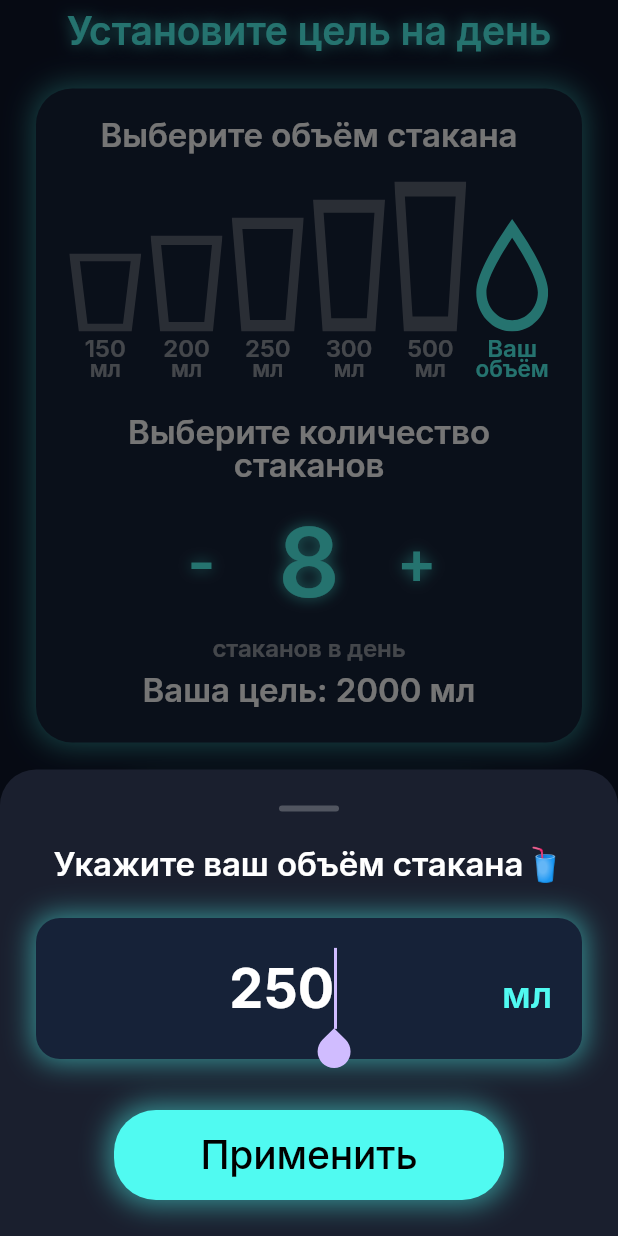
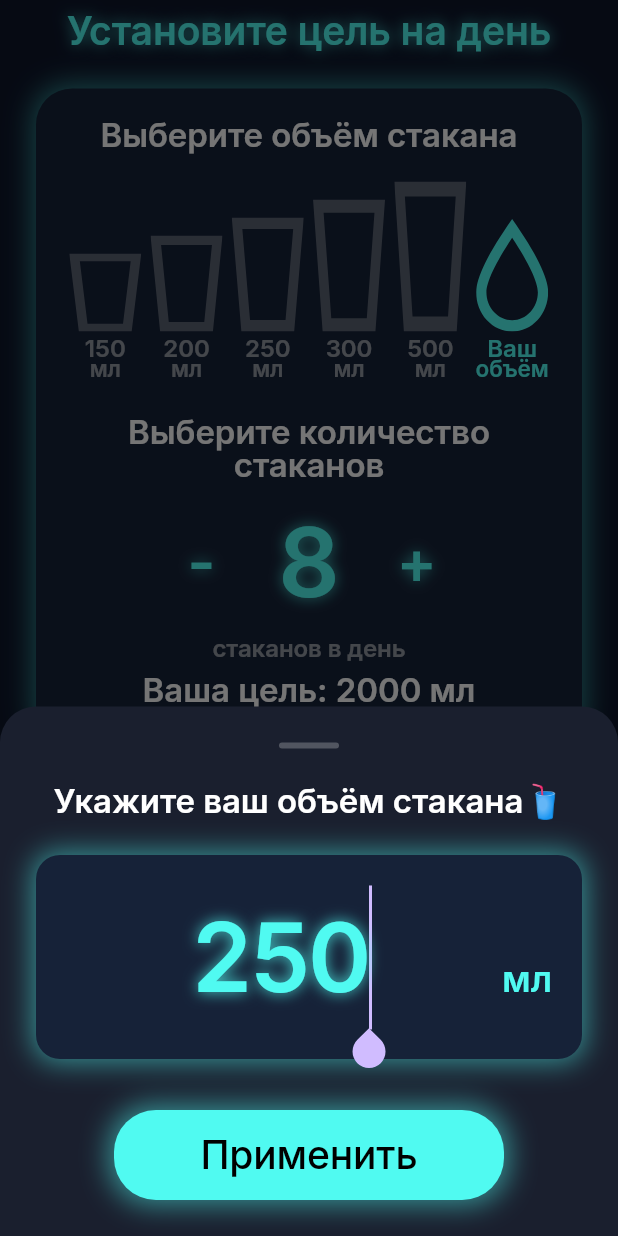
Before and after one commit to kosacheva62-cell/water_tracker_1, a Flutter app: the SettingsPage widget shown alone on an empty page, opened directly, after a tap on "Ваш", on a phone screen of 412 x 824 dp. Run offline on Flutter 3.47's test engine with Material 3 defaults, Android fonts, the light colour scheme and no system bars; our stand-ins replace flutter_svg, shared_preferences, vibration; accounts and stored records are empty.

Commit message:
на экране "Настройки"  во всплывающем окне ввода "Ваш объём" цифры ввода объёма имеют такой же цвет же и такой же шрифт, как и цифры  выбора количества стаканов на экране "Настройки"

```diff
--- a/lib/pages/settings_page.dart
+++ b/lib/pages/settings_page.dart
@@ -63,7 +63,8 @@
     }
   }
 
-  void _showCustomVolumeSheet(BuildContext context, double buttonWidth, double spaceAboveSaveButton, double goalFontSize) {
+  // ✅ ДОБАВЛЕН ПАРАМЕТР numberFontSize
+  void _showCustomVolumeSheet(BuildContext context, double buttonWidth, double spaceAboveSaveButton, double goalFontSize, double numberFontSize) {
     final controller = TextEditingController(text: _cupVolume.toString());
     int tempVolume = _cupVolume;
 
@@ -100,7 +101,6 @@
               ),
             ),
             const SizedBox(height: 16),
-            // ✅ ИЗМЕНЕНО: новый текст заголовка
             Text('Укажите ваш объём стакана🥤',
               style: TextStyles.goal(fontSize: goalFontSize).copyWith(
                 color: Colors.white,
@@ -126,7 +126,8 @@
                 autofocus: true,
                 keyboardType: TextInputType.number,
                 textAlign: TextAlign.center,
-                style: const TextStyle(fontSize: 36, color: Colors.white, fontWeight: FontWeight.bold),
+                // ✅ ИЗМЕНЕНО: теперь используется тот же стиль, что и у цифр выбора стаканов
+                style: TextStyles.number(fontSize: numberFontSize),
                 decoration: InputDecoration(
                   hintText: 'мл',
                   hintStyle: TextStyle(color: Colors.white.withValues(alpha: 0.38), fontSize: 24),
@@ -335,7 +336,8 @@
                               GestureDetector(
                                 onTap: () {
                                   setState(() => _customPressed = true);
-                                  _showCustomVolumeSheet(context, buttonWidth, spaceAboveSaveButton, goalFontSize);
+                                  // ✅ ПЕРЕДАЕМ numberFontSize В МЕТОД
+                                  _showCustomVolumeSheet(context, buttonWidth, spaceAboveSaveButton, goalFontSize, numberFontSize);
                                 },
                                 behavior: HitTestBehavior.opaque,
                                 child: Column(
```
